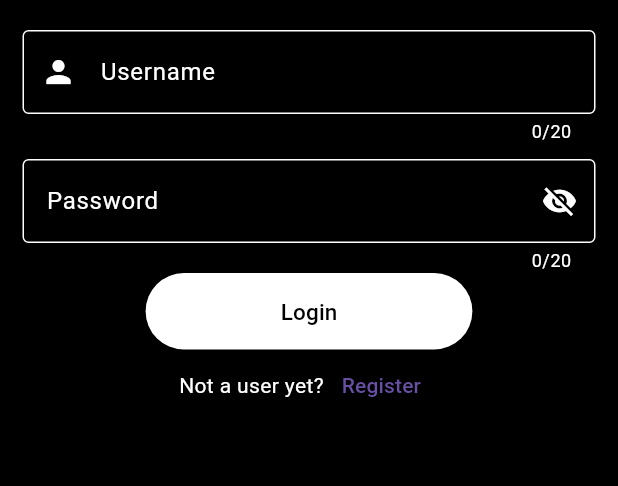
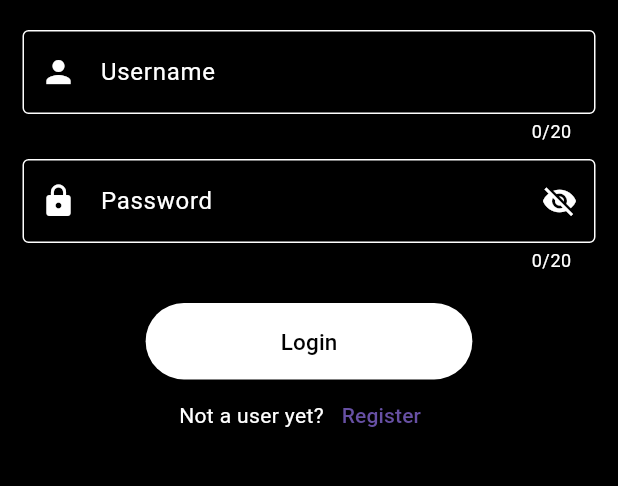
Before and after one commit to emre-kd/agApp, a Flutter app: the screen it shows after launch, on a phone screen of 412 x 824 dp, the part 414-900 px from its top. Run offline on Flutter 3.47's test engine with Material 3 defaults, Android fonts, the phone set to English and light mode, and no system bars; our stand-ins replace get, google_fonts, shared_preferences; Roboto replaces fonts that are missing (Tektur).

Commit message:
Login and Registeration integration is done

```diff
--- a/lib/main.dart
+++ b/lib/main.dart
@@ -1,14 +1,20 @@
+import 'package:agapp/screens/home.dart';
 import 'package:agapp/screens/login.dart';
 import 'package:flutter/material.dart';
 import 'package:google_fonts/google_fonts.dart';
+import 'package:shared_preferences/shared_preferences.dart';
 
-void main() {
-  runApp(const MyApp());
-}
+Future<void> main() async {
+ WidgetsFlutterBinding.ensureInitialized();
+  SharedPreferences prefs = await SharedPreferences.getInstance();
+  String? token = prefs.getString('token');
+
+  runApp(MyApp(initialRoute: token != null ? Home() : Login()));}
 
 class MyApp extends StatelessWidget {
-  const MyApp({super.key});
+ final Widget initialRoute;
 
+  const MyApp({Key? key, required this.initialRoute}) : super(key: key);
   @override
   Widget build(BuildContext context) {
     return MaterialApp(
@@ -30,7 +36,8 @@ class MyApp extends StatelessWidget {
         ),
       ),
       debugShowCheckedModeBanner: false,
-      home: const Login(), // Set HomePage as the start page
+      home: initialRoute,
+
     );
   }
 }
--- a/lib/screens/login.dart
+++ b/lib/screens/login.dart
@@ -1,5 +1,7 @@
+import 'package:agapp/controllers/authentication.dart';
 import 'package:agapp/screens/register.dart';
 import 'package:flutter/material.dart';
+import 'package:get/get.dart';
 
 class Login extends StatefulWidget {
   const Login({super.key});
@@ -9,9 +11,25 @@ class Login extends StatefulWidget {
 }
 
 class _LoginState extends State<Login> {
+  final TextEditingController userNameController = TextEditingController();
+  final TextEditingController emailController = TextEditingController();
+  final TextEditingController passwordController = TextEditingController();
+  final TextEditingController passwordConfirmationController =
+      TextEditingController();
+  final AuthenticationController _authenticationController = Get.put(
+    AuthenticationController(),
+  );
   bool _obscurePassword = true; // For toggling password visibility
 
   // Functions
+
+  void loginUser() async {
+    await _authenticationController.login(
+      username: userNameController.text.trim(),
+      password: passwordController.text.trim(),
+      context: context, // Pass context for navigation
+    );
+  }
 
   @override
   Widget build(BuildContext context) {
@@ -19,8 +37,7 @@ class _LoginState extends State<Login> {
       backgroundColor: Colors.black,
 
       appBar: AppBar(
-
-        title: Text('AgApp', ),
+        title: Text('AgApp'),
         centerTitle: true,
 
         backgroundColor: Colors.black,
@@ -33,46 +50,92 @@ class _LoginState extends State<Login> {
             Image.asset("assets/logo.png", height: 120),
             const SizedBox(height: 20),
 
-            TextField(
+            Obx(() {
+              return TextField(
                 maxLength: 20,
                 cursorColor: Colors.white,
                 style: TextStyle(color: Colors.white),
+                controller: userNameController,
 
-              decoration: const InputDecoration(
+                decoration: InputDecoration(
                   labelText: 'Username',
                   labelStyle: TextStyle(color: Colors.white),
+                   helperText:
+                      _authenticationController.errors['username'] ??
+                      _authenticationController.errors['username'],
+                  helperStyle: TextStyle(
+                    color:
+                        _authenticationController.errors['username'] != null
+                            ? Colors.red
+                            : Colors.white,
+                  ),
                   counterStyle: TextStyle(color: Colors.white),
                   prefixIcon: Icon(Icons.person, color: Colors.white),
                   enabledBorder: OutlineInputBorder(
-                  borderSide: BorderSide(color: Colors.white),
+                    borderSide: BorderSide(
+                      color:
+                          _authenticationController.errors['username'] != null
+                              ? Colors.red // If there's an error, set border to red
+                              : Colors.white, // Otherwise, keep it white
+                    ),
                   ),
                   focusedBorder: OutlineInputBorder(
-                  borderSide: BorderSide(color: Colors.white),
+                    borderSide: BorderSide(
+                      color:
+                          _authenticationController.errors['username'] != null
+                              ? Colors.red // If there's an error, set border to red
+                              : Colors.white, // Otherwise, keep it white
                     ),
                   ),
                 ),
+              );
+            }),
 
             SizedBox(height: 10),
 
-            TextField(
+            Obx(() {
+              return TextField(
                 maxLength: 20,
                 cursorColor: Colors.white,
                 style: TextStyle(color: Colors.white),
+                controller: passwordController,
 
                 obscureText: _obscurePassword,
                 decoration: InputDecoration(
                   labelText: 'Password',
                   labelStyle: TextStyle(color: Colors.white),
+                  helperText:
+                      _authenticationController.errors['password'] ??
+                      _authenticationController.errors['password'],
+                  helperStyle: TextStyle(
+                    color:
+                        _authenticationController.errors['password'] != null
+                            ? Colors.red
+                            : Colors.white,
+                  ),
                   counterStyle: TextStyle(color: Colors.white),
+                  prefixIcon: Icon(Icons.lock, color: Colors.white),
                   enabledBorder: OutlineInputBorder(
-                  borderSide: BorderSide(color: Colors.white),
+                    borderSide: BorderSide(
+                      color:
+                          _authenticationController.errors['password'] != null
+                              ? Colors.red // If there's an error, set border to red
+                              : Colors.white, // Otherwise, keep it white
+                    ),
                   ),
                   focusedBorder: OutlineInputBorder(
-                  borderSide: BorderSide(color: Colors.white),
+                    borderSide: BorderSide(
+                      color:
+                          _authenticationController.errors['password'] != null
+                              ? Colors.red // If there's an error, set border to red
+                              : Colors.white, // Otherwise, keep it white
+                    ),
                   ),
                   suffixIcon: IconButton(
                     icon: Icon(
-                    _obscurePassword ? Icons.visibility_off : Icons.visibility,
+                      _obscurePassword
+                          ? Icons.visibility_off
+                          : Icons.visibility,
                     ),
                     color: Colors.white,
                     onPressed: () {
@@ -83,8 +146,9 @@ class _LoginState extends State<Login> {
                   ),
                   border: const OutlineInputBorder(),
                 ),
-            ),
-
+              );
+            }),
+            SizedBox(height: 20),
             ElevatedButton(
               style: ElevatedButton.styleFrom(
                 backgroundColor: Colors.white,
@@ -95,19 +159,17 @@ class _LoginState extends State<Login> {
                 ),
               ),
 
-
-              onPressed: () {},
-              child:  Text('Login', style: TextStyle(
-                fontSize: 15,
-
-              ),)
-              ,
+              onPressed: loginUser,
+              child: Text('Login', style: TextStyle(fontSize: 15)),
             ),
 
             Row(
               mainAxisAlignment: MainAxisAlignment.center,
               children: [
-                const Text("Not a user yet?",  style: TextStyle(color: Colors.white) , ),
+                const Text(
+                  "Not a user yet?",
+                  style: TextStyle(color: Colors.white),
+                ),
                 TextButton(
                   onPressed: () {
                     Navigator.push(
@@ -115,7 +177,7 @@ class _LoginState extends State<Login> {
                       MaterialPageRoute(builder: (context) => Register()),
                     );
                   },
-                  child: const Text("Register", ),
+                  child: const Text("Register"),
                 ),
               ],
             ),
--- a/pubspec.yaml
+++ b/pubspec.yaml
@@ -34,6 +34,7 @@ dependencies:
   http: ^1.3.0
   shared_preferences: ^2.5.2
   get: ^4.7.2
+  sidebarx: ^0.17.1
 
   # The following adds the Cupertino Icons font to your application.
   # Use with the CupertinoIcons class for iOS style icons.
```
Also changed, not shown: lib/constant.dart (+0 -7 lines), lib/controllers/authentication.dart (+136 -10 lines), lib/screens/home.dart (+23 -0 lines), lib/services/auth_services.dart (deleted, +0 -55 lines), pubspec.lock. Lines whose indentation alone changed are shown as unchanged.
